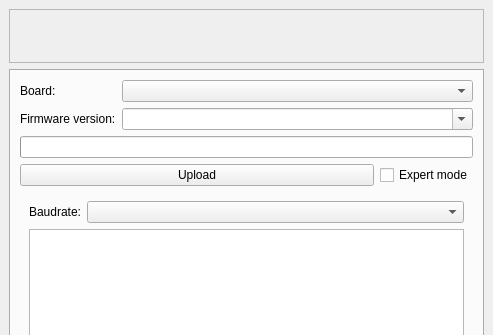
Old version of the form gui/mainwindow.ui in the repository opendata-stuttgart/airrohr-firmware-flasher; both pictures show x 0 to 493 and y 0 to 335 of the 493 by 498 pixel window.
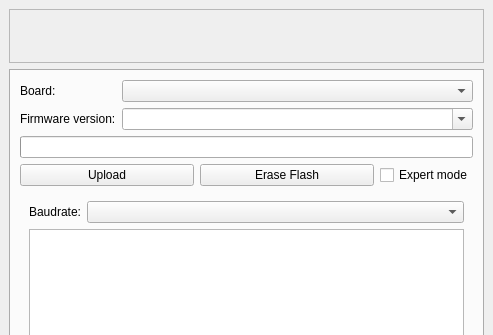
New version of the form. Icons and pictures are not drawn.

Commit message: Added Erase Flash feature

```diff
--- a/gui/mainwindow.ui
+++ b/gui/mainwindow.ui
@@ -126,6 +126,19 @@
             </property>
            </widget>
           </item>
+          <item>
+            <widget class="QPushButton" name="eraseButton">
+            <property name="sizePolicy">
+              <sizepolicy hsizetype="Expanding" vsizetype="Fixed">
+              <horstretch>0</horstretch>
+              <verstretch>0</verstretch>
+              </sizepolicy>
+            </property>
+            <property name="text">
+              <string>Erase Flash</string>
+            </property>
+            </widget>
+          </item>
           <item>
            <widget class="QCheckBox" name="expertModeBox">
             <property name="text">
```
The commit also changes 2 other files.
